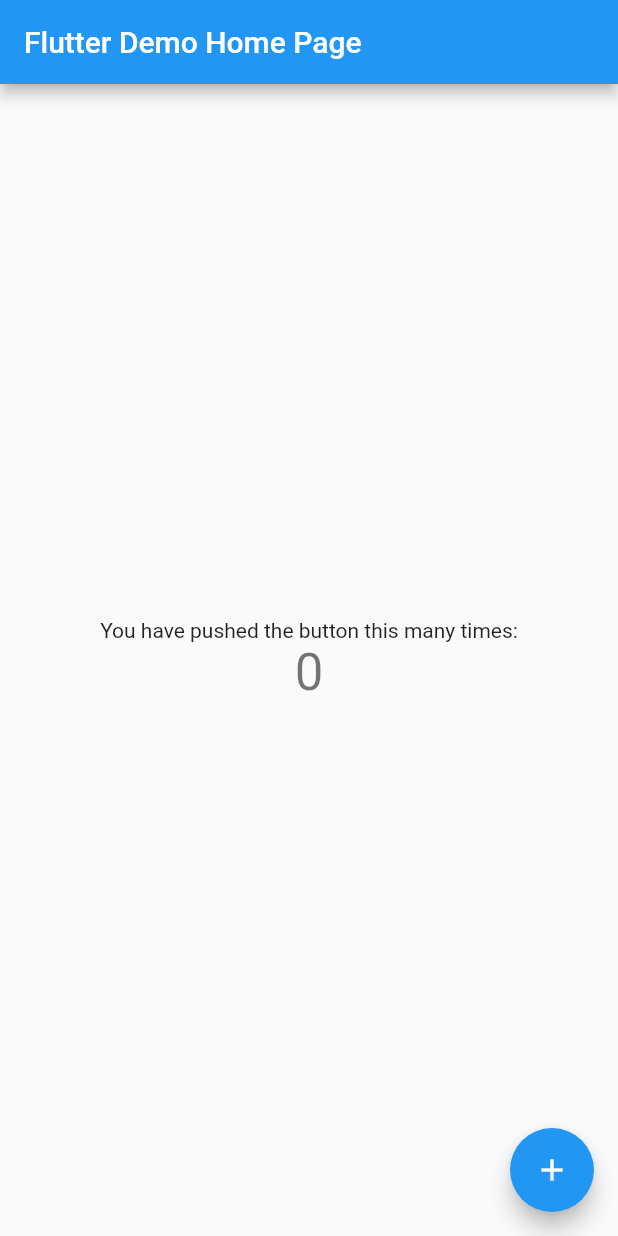
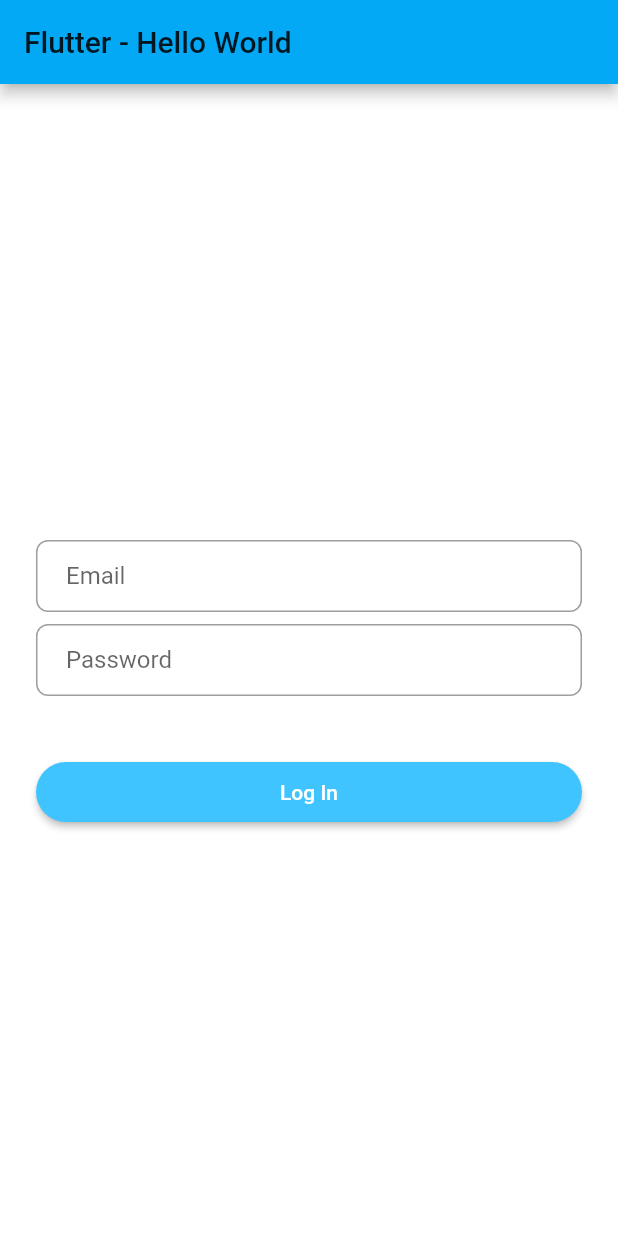
Before and after one commit to sahoosunilkumar/flutter, a Flutter app: the screen it shows after launch, on a phone screen of 412 x 824 dp. Run offline on Flutter 3.47's test engine with Material 2 defaults, Android fonts, the phone set to English and light mode, and no system bars; Roboto replaces fonts that are missing (Nunito).

Commit message:
created login screen

```diff
--- /dev/null
+++ b/flutter_hello_world/lib/commonwidget/edittext.dart
@@ -0,0 +1,17 @@
+import 'package:flutter/material.dart';
+import 'package:flutter_hello_world/resource/style/text.dart';
+
+class EditText extends TextFormField {
+  EditText(String hintText, bool hideText)
+      : super(
+          autofocus: false,
+          obscureText: hideText,
+          style: NormalText,
+          decoration: InputDecoration(
+            hintText: hintText,
+            contentPadding: EdgeInsets.fromLTRB(20.0, 10.0, 20.0, 10.0),
+            border:
+                OutlineInputBorder(borderRadius: BorderRadius.circular(8.0)),
+          ),
+        );
+}
--- /dev/null
+++ b/flutter_hello_world/lib/commonwidget/submitbutton.dart
@@ -0,0 +1,19 @@
+import 'package:flutter/material.dart';
+
+class SubmitButton extends Padding {
+  SubmitButton(String text, Function onButtonPressed)
+      : super(
+          padding: EdgeInsets.symmetric(vertical: 16.0),
+          child: RaisedButton(
+            shape: RoundedRectangleBorder(
+              borderRadius: BorderRadius.circular(24),
+            ),
+            onPressed: () {
+              onButtonPressed();
+            },
+            padding: EdgeInsets.all(12),
+            color: Colors.lightBlueAccent,
+            child: Text(text, style: TextStyle(color: Colors.white)),
+          ),
+        );
+}
--- /dev/null
+++ b/flutter_hello_world/lib/features/home/home.dart
@@ -0,0 +1,43 @@
+import 'package:flutter/material.dart';
+import 'package:flutter_hello_world/resource/strings/en.dart';
+import 'package:flutter_hello_world/resource/strings/name.dart';
+import 'package:flutter_hello_world/resource/style/text.dart';
+
+class HomePage extends StatelessWidget {
+  @override
+  Widget build(BuildContext context) {
+    final welcome = Padding(
+      padding: EdgeInsets.all(8.0),
+      child: Text(
+        values[Home_Title], // 'Welcome ',
+        style: TitleText,
+      ),
+    );
+
+    final message = Padding(
+      padding: EdgeInsets.all(8.0),
+      child: Text(
+        values[Home_Message],
+        style: NormalText,
+      ),
+    );
+
+    final body = Container(
+      width: MediaQuery.of(context).size.width,
+      padding: EdgeInsets.all(28.0),
+      decoration: BoxDecoration(
+        gradient: LinearGradient(colors: [
+          Colors.blue,
+          Colors.lightBlueAccent,
+        ]),
+      ),
+      child: Column(
+        children: <Widget>[welcome, message],
+      ),
+    );
+
+    return Scaffold(
+      body: body,
+    );
+  }
+}
--- /dev/null
+++ b/flutter_hello_world/lib/features/login/login.dart
@@ -0,0 +1,8 @@
+import 'package:flutter/material.dart';
+
+import 'state.dart';
+
+class LoginPage extends StatefulWidget {
+  @override
+  LoginStateWidget createState() => new LoginStateWidget();
+}
--- /dev/null
+++ b/flutter_hello_world/lib/features/login/state.dart
@@ -0,0 +1,44 @@
+import 'package:flutter/material.dart';
+import 'package:flutter_hello_world/commonwidget/edittext.dart';
+import 'package:flutter_hello_world/commonwidget/submitbutton.dart';
+import 'package:flutter_hello_world/resource/strings/en.dart';
+import 'package:flutter_hello_world/resource/strings/name.dart';
+import 'package:flutter_hello_world/router.dart';
+
+import 'login.dart';
+
+class LoginStateWidget extends State<LoginPage> {
+  @override
+  Widget build(BuildContext context) {
+    final email = EditText(values[Hint_Email], false);
+
+    final password = EditText(values[Hint_Password], true);
+
+    final loginButton = SubmitButton(values[Login], onLoginButtonPress);
+
+    return Scaffold(
+      appBar: AppBar(
+        title: Text(values[AppTitle]),
+      ),
+      backgroundColor: Colors.white,
+      body: Center(
+        child: ListView(
+          shrinkWrap: true,
+          padding: EdgeInsets.only(left: 24.0, right: 24.0),
+          children: <Widget>[
+            SizedBox(height: 48.0),
+            email,
+            SizedBox(height: 8.0),
+            password,
+            SizedBox(height: 24.0),
+            loginButton,
+          ],
+        ),
+      ),
+    );
+  }
+
+  onLoginButtonPress() {
+    Navigator.of(context).pushNamed(ScreenName.HomePage.toString());
+  }
+}
--- a/flutter_hello_world/lib/main.dart
+++ b/flutter_hello_world/lib/main.dart
@@ -1,111 +1,22 @@
 import 'package:flutter/material.dart';
+import 'package:flutter_hello_world/features/login/login.dart';
+
+import 'router.dart';
 
 void main() => runApp(MyApp());
 
 class MyApp extends StatelessWidget {
-  // This widget is the root of your application.
   @override
   Widget build(BuildContext context) {
     return MaterialApp(
-      title: 'Flutter Demo',
+      title: 'Kodeversitas',
+      debugShowCheckedModeBanner: false,
       theme: ThemeData(
-        // This is the theme of your application.
-        //
-        // Try running your application with "flutter run". You'll see the
-        // application has a blue toolbar. Then, without quitting the app, try
-        // changing the primarySwatch below to Colors.green and then invoke
-        // "hot reload" (press "r" in the console where you ran "flutter run",
-        // or simply save your changes to "hot reload" in a Flutter IDE).
-        // Notice that the counter didn't reset back to zero; the application
-        // is not restarted.
-        primarySwatch: Colors.blue,
+        primarySwatch: Colors.lightBlue,
+        fontFamily: 'Nunito',
       ),
-      home: MyHomePage(title: 'Flutter Demo Home Page'),
+      home: LoginPage(),
+      routes: routes,
     );
   }
 }
-
-class MyHomePage extends StatefulWidget {
-  MyHomePage({Key key, this.title}) : super(key: key);
-
-  // This widget is the home page of your application. It is stateful, meaning
-  // that it has a State object (defined below) that contains fields that affect
-  // how it looks.
-
-  // This class is the configuration for the state. It holds the values (in this
-  // case the title) provided by the parent (in this case the App widget) and
-  // used by the build method of the State. Fields in a Widget subclass are
-  // always marked "final".
-
-  final String title;
-
-  @override
-  _MyHomePageState createState() => _MyHomePageState();
-}
-
-class _MyHomePageState extends State<MyHomePage> {
-  int _counter = 0;
-
-  void _incrementCounter() {
-    setState(() {
-      // This call to setState tells the Flutter framework that something has
-      // changed in this State, which causes it to rerun the build method below
-      // so that the display can reflect the updated values. If we changed
-      // _counter without calling setState(), then the build method would not be
-      // called again, and so nothing would appear to happen.
-      _counter++;
-    });
-  }
-
-  @override
-  Widget build(BuildContext context) {
-    // This method is rerun every time setState is called, for instance as done
-    // by the _incrementCounter method above.
-    //
-    // The Flutter framework has been optimized to make rerunning build methods
-    // fast, so that you can just rebuild anything that needs updating rather
-    // than having to individually change instances of widgets.
-    return Scaffold(
-      appBar: AppBar(
-        // Here we take the value from the MyHomePage object that was created by
-        // the App.build method, and use it to set our appbar title.
-        title: Text(widget.title),
-      ),
-      body: Center(
-        // Center is a layout widget. It takes a single child and positions it
-        // in the middle of the parent.
-        child: Column(
-          // Column is also layout widget. It takes a list of children and
-          // arranges them vertically. By default, it sizes itself to fit its
-          // children horizontally, and tries to be as tall as its parent.
-          //
-          // Invoke "debug painting" (press "p" in the console, choose the
-          // "Toggle Debug Paint" action from the Flutter Inspector in Android
-          // Studio, or the "Toggle Debug Paint" command in Visual Studio Code)
-          // to see the wireframe for each widget.
-          //
-          // Column has various properties to control how it sizes itself and
-          // how it positions its children. Here we use mainAxisAlignment to
-          // center the children vertically; the main axis here is the vertical
-          // axis because Columns are vertical (the cross axis would be
-          // horizontal).
-          mainAxisAlignment: MainAxisAlignment.center,
-          children: <Widget>[
-            Text(
-              'You have pushed the button this many times:',
-            ),
-            Text(
-              '$_counter',
-              style: Theme.of(context).textTheme.display1,
-            ),
-          ],
-        ),
-      ),
-      floatingActionButton: FloatingActionButton(
-        onPressed: _incrementCounter,
-        tooltip: 'Increment',
-        child: Icon(Icons.add),
-      ), // This trailing comma makes auto-formatting nicer for build methods.
-    );
-  }
-}
--- /dev/null
+++ b/flutter_hello_world/lib/resource/strings/en.dart
@@ -0,0 +1,11 @@
+import 'package:flutter_hello_world/resource/strings/name.dart';
+
+final values = {
+  AppTitle: 'Flutter - Hello World',
+  Login: 'Log In',
+  Hint_Email: 'Email',
+  Hint_Password: 'Password',
+  Home_Message:
+      'This is a guide to creating your first Flutter app.\nFollow me -\n\nMedium :\nhttps://medium.com/@sahoosunilkumar \n\nGithub :\nhttps://github.com/sahoosunilkumar \n\nStackoverflow:\nhttps://stackoverflow.com/users/111988/sunil-kumar-sahoo',
+  Home_Title: 'Welcome Developers'
+};
--- /dev/null
+++ b/flutter_hello_world/lib/resource/strings/name.dart
@@ -0,0 +1,6 @@
+const String AppTitle = 'app_title',
+    Login = 'login',
+    Hint_Email = 'hint_email',
+    Hint_Password = 'hint_password',
+    Home_Message = 'home_message',
+    Home_Title = 'home_title';
--- /dev/null
+++ b/flutter_hello_world/lib/resource/style/text.dart
@@ -0,0 +1,5 @@
+import 'package:flutter/material.dart';
+
+const NormalText = TextStyle(fontSize: 16.0, color: Colors.black);
+const TitleText =
+    TextStyle(fontSize: 28.0, color: Colors.black, fontWeight: FontWeight.bold);
--- /dev/null
+++ b/flutter_hello_world/lib/router.dart
@@ -0,0 +1,11 @@
+import 'package:flutter/material.dart';
+
+import 'features/home/home.dart';
+import 'features/login/login.dart';
+
+final routes = <String, WidgetBuilder>{
+  ScreenName.LoginPage.toString(): (context) => LoginPage(),
+  ScreenName.HomePage.toString(): (context) => HomePage(),
+};
+
+enum ScreenName { LoginPage, HomePage }
```
